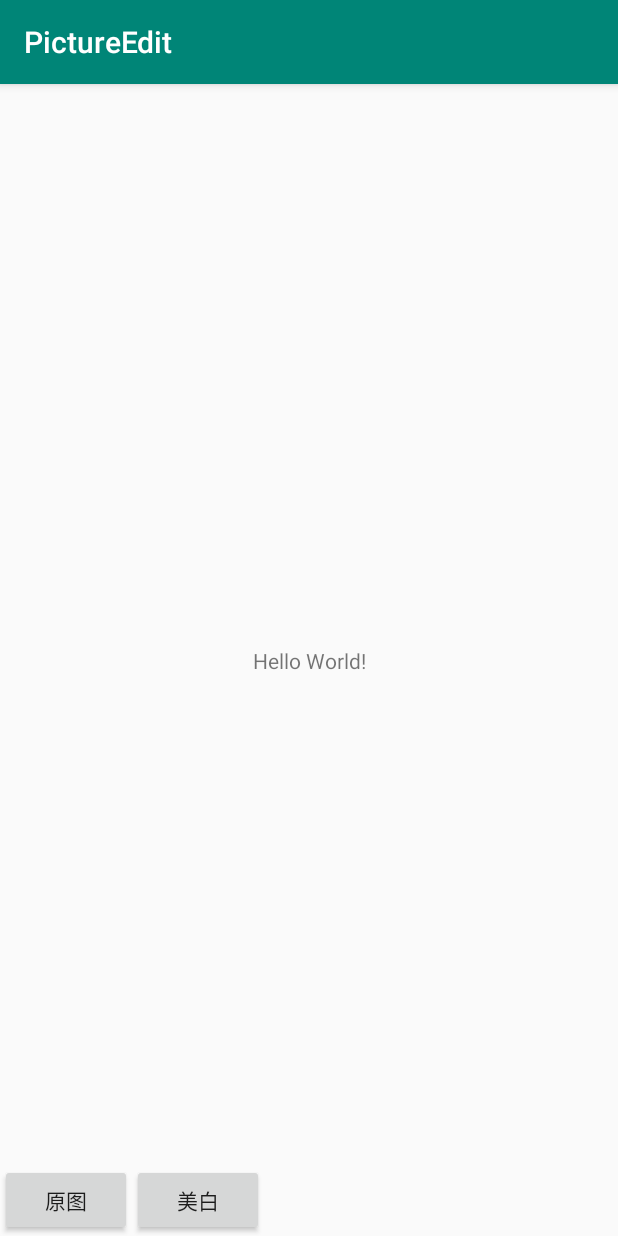
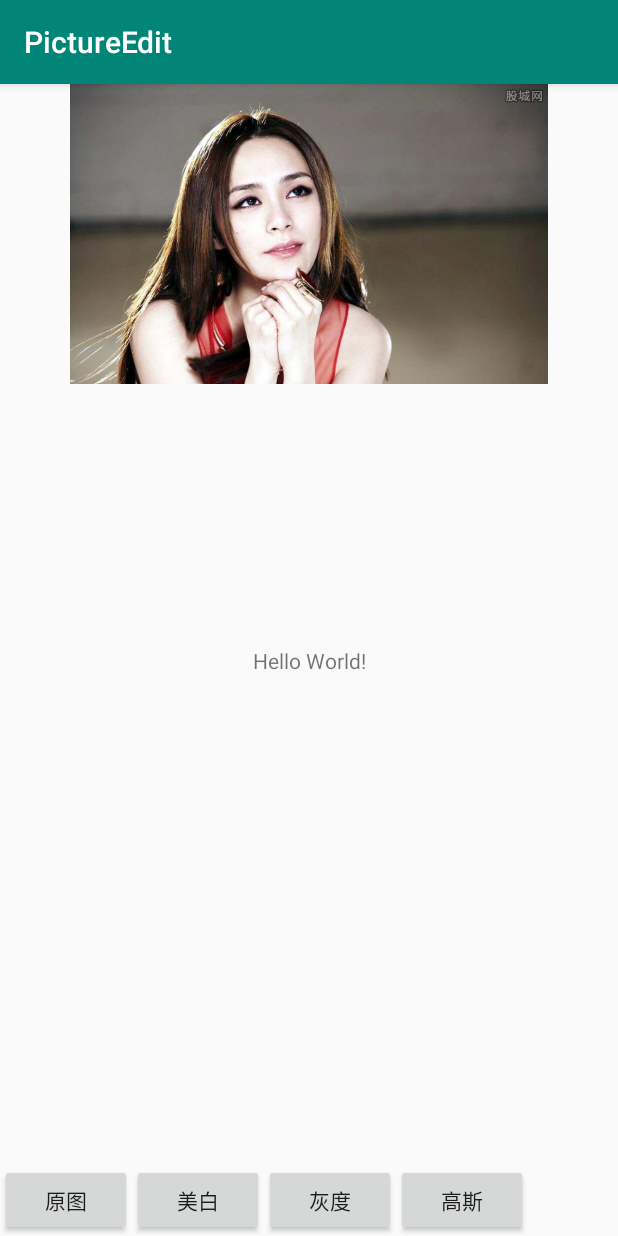
Before and after one commit to miaoyanrssq/PictureEdit, an Android app: the screen it shows after launch (MainActivity), after a tap on "美白", on a phone screen of 412 x 824 dp. Run offline under Robolectric (Android 15) with nearby library versions, the phone set to English and light mode, and no system bars; 3 statements that could not run were skipped.

Commit message:
灰度和高斯模糊

```diff
--- a/app/src/main/java/cn/zgy/pictureedit/MainActivity.kt
+++ b/app/src/main/java/cn/zgy/pictureedit/MainActivity.kt
@@ -20,23 +20,37 @@ class MainActivity : AppCompatActivity() {
     private fun initView() {
         var bitmap : Bitmap = BitmapFactory.decodeResource(resources, R.drawable.mv)
         yuantu.setOnClickListener {
+            bitmap = BitmapFactory.decodeResource(resources, R.drawable.mv)
             image.setImageBitmap(bitmap)
         }
 
         mb.setOnClickListener {
-            NdkMB(bitmap)
+            ndkMB(bitmap)
+        }
+
+        grey.setOnClickListener {
+            greyScale(bitmap)
+        }
+
+        gauss.setOnClickListener {
+            gaussBlur(bitmap)
         }
     }
 
 
-    fun NdkMB(bitmap: Bitmap){
-        var width = bitmap.width
-        var height = bitmap.height
-        var buffer = IntArray(width * height)
-        bitmap.getPixels(buffer, 0, width, 1, 1, width-1, height-1)
-        var ndkImage = PictureUtils().NdkMb(buffer, width, height)
-        var ndkbitmap = Bitmap.createBitmap(ndkImage, width, height, Bitmap.Config.ARGB_8888)
-        image.setImageBitmap(ndkbitmap)
+    fun ndkMB(bitmap: Bitmap){
+        PictureUtils().ndkMb(bitmap, 0.2f, 0.2f)
+        image.setImageBitmap(bitmap)
 
     }
+
+    fun greyScale(bitmap: Bitmap){
+        PictureUtils().grayScale(bitmap)
+        image.setImageBitmap(bitmap)
+    }
+
+    fun gaussBlur(bitmap: Bitmap){
+        PictureUtils().gaussBlur(bitmap)
+        image.setImageBitmap(bitmap)
+    }
 }
--- a/app/src/main/res/layout/activity_main.xml
+++ b/app/src/main/res/layout/activity_main.xml
@@ -41,5 +41,21 @@
             app:layout_constraintLeft_toRightOf="@id/yuantu"
     />
 
+    <Button
+            android:id="@+id/grey"
+            android:layout_width="wrap_content"
+            android:layout_height="wrap_content"
+            android:text="灰度"
+            app:layout_constraintBottom_toBottomOf="parent"
+            app:layout_constraintLeft_toRightOf="@id/mb"
+    />
+    <Button
+            android:id="@+id/gauss"
+            android:layout_width="wrap_content"
+            android:layout_height="wrap_content"
+            android:text="高斯"
+            app:layout_constraintBottom_toBottomOf="parent"
+            app:layout_constraintLeft_toRightOf="@id/grey"
+    />
 
 </android.support.constraint.ConstraintLayout>
--- a/picture/src/main/java/cn/zgy/picture/PictureUtils.kt
+++ b/picture/src/main/java/cn/zgy/picture/PictureUtils.kt
@@ -1,4 +1,6 @@
 package cn.zgy.picture
+
+import android.graphics.Bitmap
 
 class PictureUtils {
 
@@ -10,5 +12,18 @@ class PictureUtils {
 
     external fun stringFromJNI() : String
 
-    external fun NdkMb(buffer : IntArray, width : Int, height : Int) : IntArray
+    /**
+     * 美白
+     */
+    external fun ndkMb(bitmap : Bitmap, britness : Float, constrait : Float)
+
+    /**
+     * 灰度
+     */
+    external fun grayScale(bitmap : Bitmap)
+
+    /**
+     * 高斯模糊
+     */
+    external fun gaussBlur(bitmap: Bitmap)
 }
```
Also changed, not shown: 2 other files.
